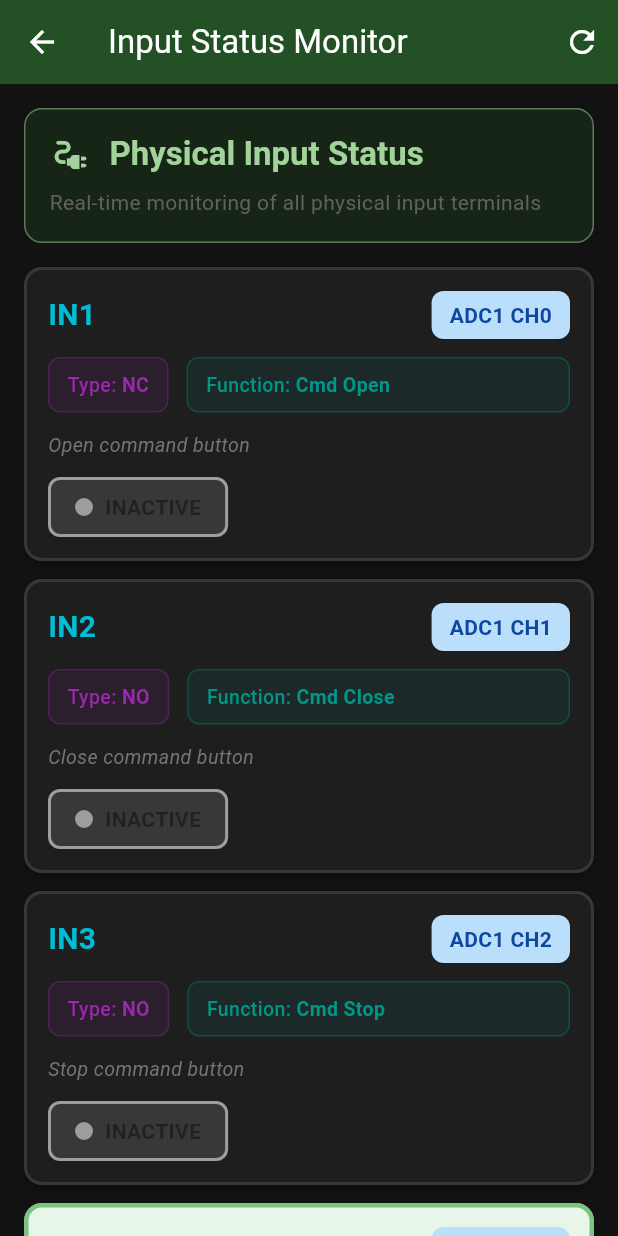
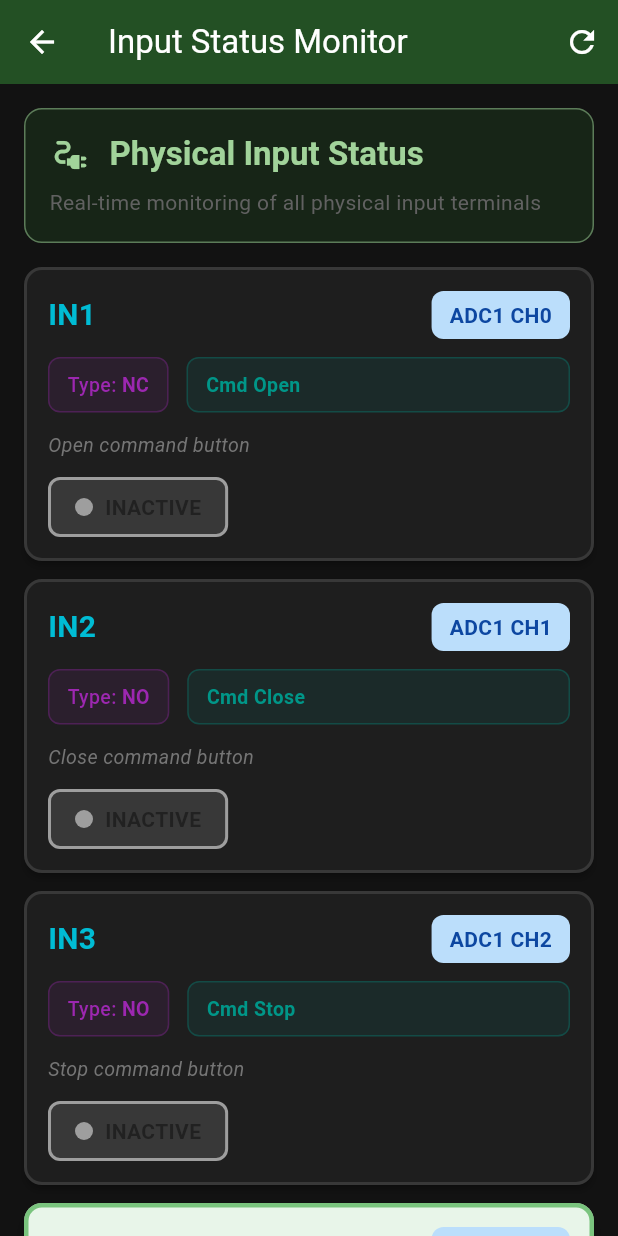
Before and after one commit to doowkcol/gatetorio, a Flutter app: the screen it shows after launch, after a tap on "Start Scanning", after a tap on "Demo Mode (Preview UI)", after a tap on the "electrical services" icon, on a phone screen of 412 x 824 dp. Run offline on Flutter 3.47's test engine with Material 3 defaults, Android fonts, the phone set to English and light mode, and no system bars; our stand-ins replace flutter_blue_plus, permission_handler; project files that could hold a hidden picture were left out.

Commit message:
Simplify input function display
Changed function display to be cleaner and more direct:
- Removed "Function:" label prefix, just shows function name
- Changed "[Unassigned]" to "Not Used" for unused inputs
- Function name now displayed standalone in colored badge

Before: "Function: Close Limit M1"
After:  "Close Limit M1"

Before: "Function: [Unassigned]"
After:  "Not Used"

```diff
--- a/gatetorio_app/lib/models/input_config.dart
+++ b/gatetorio_app/lib/models/input_config.dart
@@ -103,7 +103,7 @@ class InputConfig {
 
   /// Get function display name
   String get functionDisplayName {
-    if (function == null || function!.isEmpty) return '[Unassigned]';
+    if (function == null || function!.isEmpty) return 'Not Used';
     return _formatFunctionName(function!);
   }
 
--- a/gatetorio_app/lib/screens/input_status_screen.dart
+++ b/gatetorio_app/lib/screens/input_status_screen.dart
@@ -284,12 +284,26 @@ class _InputCard extends StatelessWidget {
                   color: Colors.purple,
                 ),
                 const SizedBox(width: 12),
-                // Function badge
+                // Function display (no label, just value)
                 Expanded(
-                  child: _InfoChip(
-                    label: 'Function',
-                    value: input.functionDisplayName,
-                    color: input.function != null ? Colors.teal : Colors.orange,
+                  child: Container(
+                    padding: const EdgeInsets.symmetric(horizontal: 12, vertical: 8),
+                    decoration: BoxDecoration(
+                      color: (input.function != null ? Colors.teal : Colors.orange).withOpacity(0.1),
+                      borderRadius: BorderRadius.circular(8),
+                      border: Border.all(
+                        color: (input.function != null ? Colors.teal : Colors.orange).withOpacity(0.3),
+                      ),
+                    ),
+                    child: Text(
+                      input.functionDisplayName,
+                      style: TextStyle(
+                        fontSize: 13,
+                        color: input.function != null ? Colors.teal : Colors.orange,
+                        fontWeight: FontWeight.bold,
+                      ),
+                      overflow: TextOverflow.ellipsis,
+                    ),
                   ),
                 ),
               ],
```
